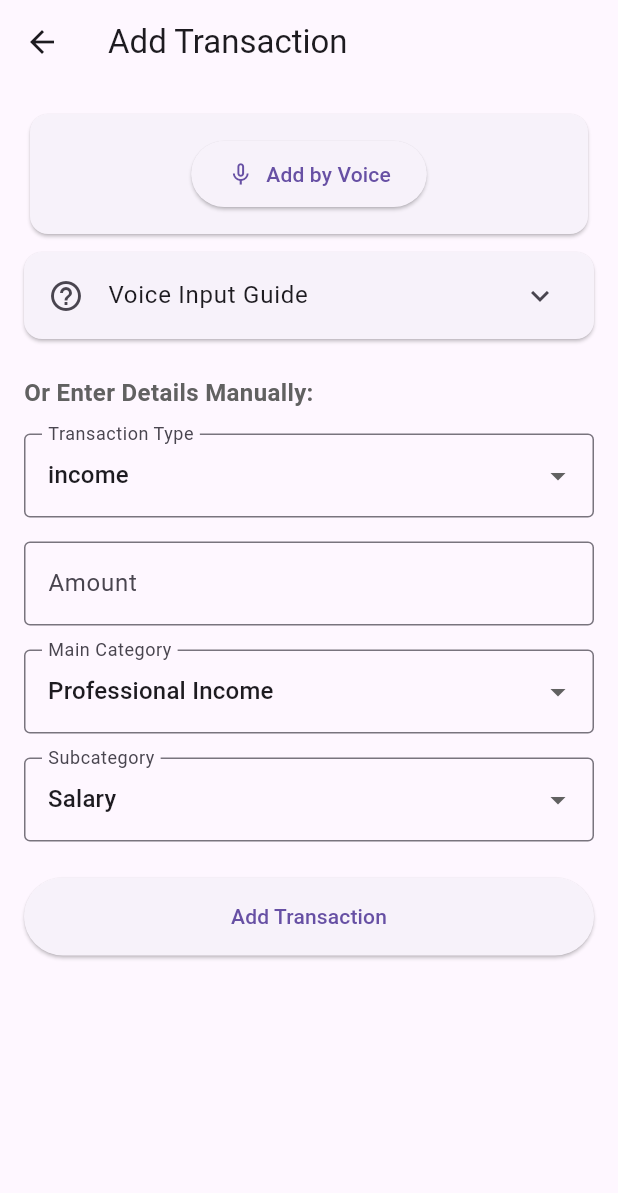
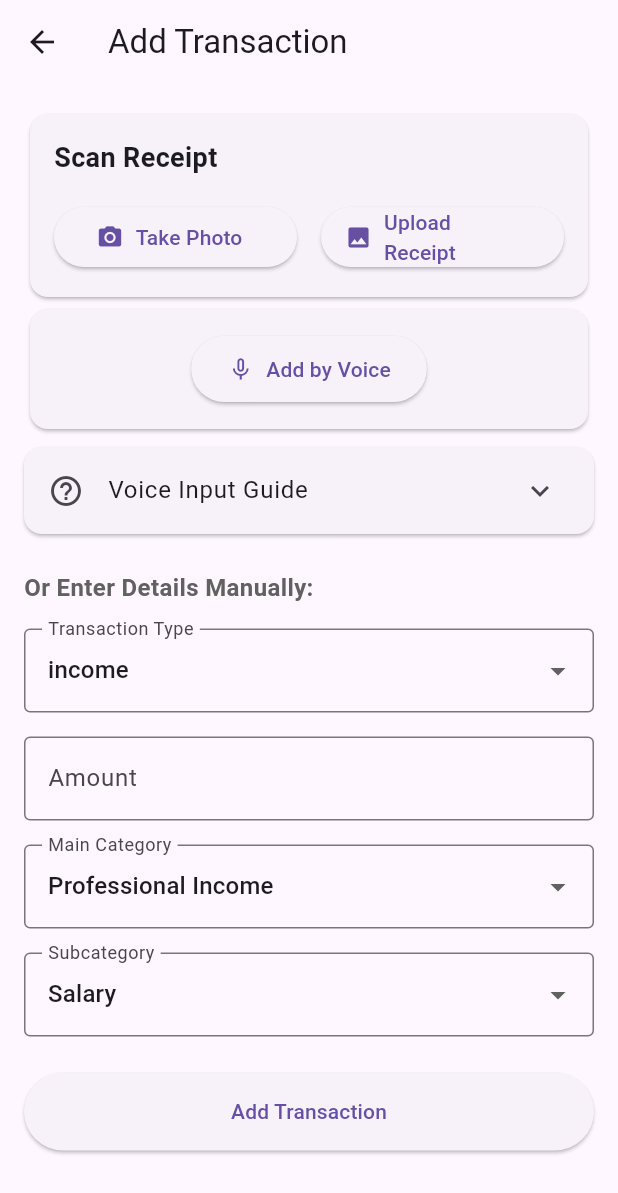
Before and after one commit to LinNyiAung/ToePwar, a Flutter app: the AddTransactionView screen opened directly with empty values, on a phone screen of 412 x 824 dp. Shown: the top 1193 px of the screen. Run offline on Flutter 3.47's test engine with Material 3 defaults, Android fonts, the light colour scheme and no system bars; our stand-ins replace fl_chart, google_fonts, image_picker, speech_to_text; missing offline and left inert: google_mlkit_text_recognition.

Commit message:
add receipt/voucher scanner for add transaction

```diff
--- a/toepwar/lib/utils/api_constants.dart
+++ b/toepwar/lib/utils/api_constants.dart
@@ -1,5 +1,5 @@
 class ApiConstants {
-  static const String baseUrl = 'http://192.168.1.5:800';
+  static const String baseUrl = 'http://192.168.1.7:800';
 
   // Add other API-related constants here
   static final Map<String, Map<String, List<String>>> nestedTransactionCategories = {
--- a/toepwar/lib/views/transaction/add_transaction_view.dart
+++ b/toepwar/lib/views/transaction/add_transaction_view.dart
@@ -1,5 +1,7 @@
 import 'package:flutter/material.dart';
+import 'package:image_picker/image_picker.dart';
 import '../../controllers/transaction_controller.dart';
+import '../../helpers/receipt_scanner.dart';
 import '../../helpers/voice_transaction_handler.dart';
 import '../../utils/api_constants.dart';
 import 'package:speech_to_text/speech_to_text.dart' as stt;
@@ -15,6 +17,7 @@ class AddTransactionView extends StatefulWidget {
 }
 
 class _AddTransactionViewState extends State<AddTransactionView> {
+  final ReceiptScanner _receiptScanner = ReceiptScanner();
   late final TransactionController _transactionController;
   late final VoiceTransactionHandler _voiceHandler;
   final _amountController = TextEditingController();
@@ -34,6 +37,33 @@ class _AddTransactionViewState extends State<AddTransactionView> {
         ApiConstants.nestedTransactionCategories[_selectedType]!.keys.first;
     _selectedSubCategory =
         ApiConstants.nestedTransactionCategories[_selectedType]![_selectedMainCategory]!.first;
+  }
+
+  Future<void> _scanReceipt(ImageSource source) async {
+    setState(() => _isLoading = true);
+
+    try {
+      final amount = await _receiptScanner.scanReceipt(source);
+
+      if (amount != null) {
+        setState(() {
+          _amountController.text = amount.toString();
+          _selectedType = 'expense';
+          _selectedMainCategory = 'Personal';
+          _selectedSubCategory = 'Shopping';
+        });
+      } else {
+        ScaffoldMessenger.of(context).showSnackBar(
+          SnackBar(content: Text('Could not extract amount from receipt')),
+        );
+      }
+    } catch (e) {
+      ScaffoldMessenger.of(context).showSnackBar(
+        SnackBar(content: Text('Error scanning receipt: $e')),
+      );
+    } finally {
+      setState(() => _isLoading = false);
+    }
   }
 
   Widget _buildVoiceGuide() {
@@ -187,6 +217,48 @@ class _AddTransactionViewState extends State<AddTransactionView> {
           child: Column(
             crossAxisAlignment: CrossAxisAlignment.stretch,
             children: [
+              Card(
+                child: Padding(
+                  padding: EdgeInsets.all(16),
+                  child: Column(
+                    crossAxisAlignment: CrossAxisAlignment.stretch,
+                    children: [
+                      Text(
+                        'Scan Receipt',
+                        style: TextStyle(
+                          fontSize: 18,
+                          fontWeight: FontWeight.bold,
+                        ),
+                      ),
+                      SizedBox(height: 16),
+                      Row(
+                        mainAxisAlignment: MainAxisAlignment.spaceEvenly,
+                        children: [
+                          Expanded(
+                            child: ElevatedButton.icon(
+                              onPressed: _isLoading
+                                  ? null
+                                  : () => _scanReceipt(ImageSource.camera),
+                              icon: Icon(Icons.camera_alt),
+                              label: Text('Take Photo'),
+                            ),
+                          ),
+                          SizedBox(width: 16),
+                          Expanded(
+                            child: ElevatedButton.icon(
+                              onPressed: _isLoading
+                                  ? null
+                                  : () => _scanReceipt(ImageSource.gallery),
+                              icon: Icon(Icons.image),
+                              label: Text('Upload Receipt'),
+                            ),
+                          ),
+                        ],
+                      ),
+                    ],
+                  ),
+                ),
+              ),
               // Voice Input Section
               Card(
                 child: Padding(
--- a/toepwar/pubspec.yaml
+++ b/toepwar/pubspec.yaml
@@ -40,6 +40,9 @@ dependencies:
   fl_chart: ^0.69.2
   google_fonts: ^6.2.1
   speech_to_text: ^7.0.0
+  image_picker: ^1.1.2
+  path_provider: ^2.1.5
+  google_mlkit_text_recognition: ^0.14.0
 
 dev_dependencies:
   flutter_test:
```
Also changed, not shown: toepwar/lib/helpers/receipt_scanner.dart (added, +57 -0 lines), toepwar/pubspec.lock, 6 other files.
